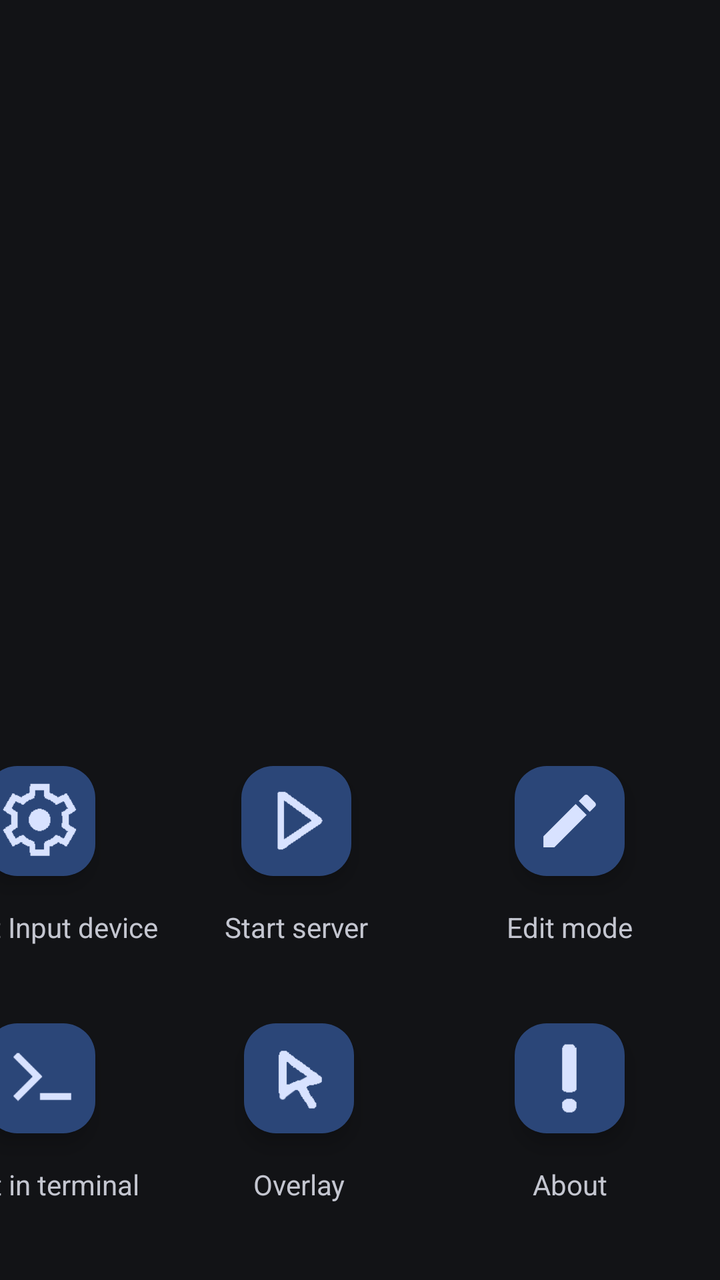
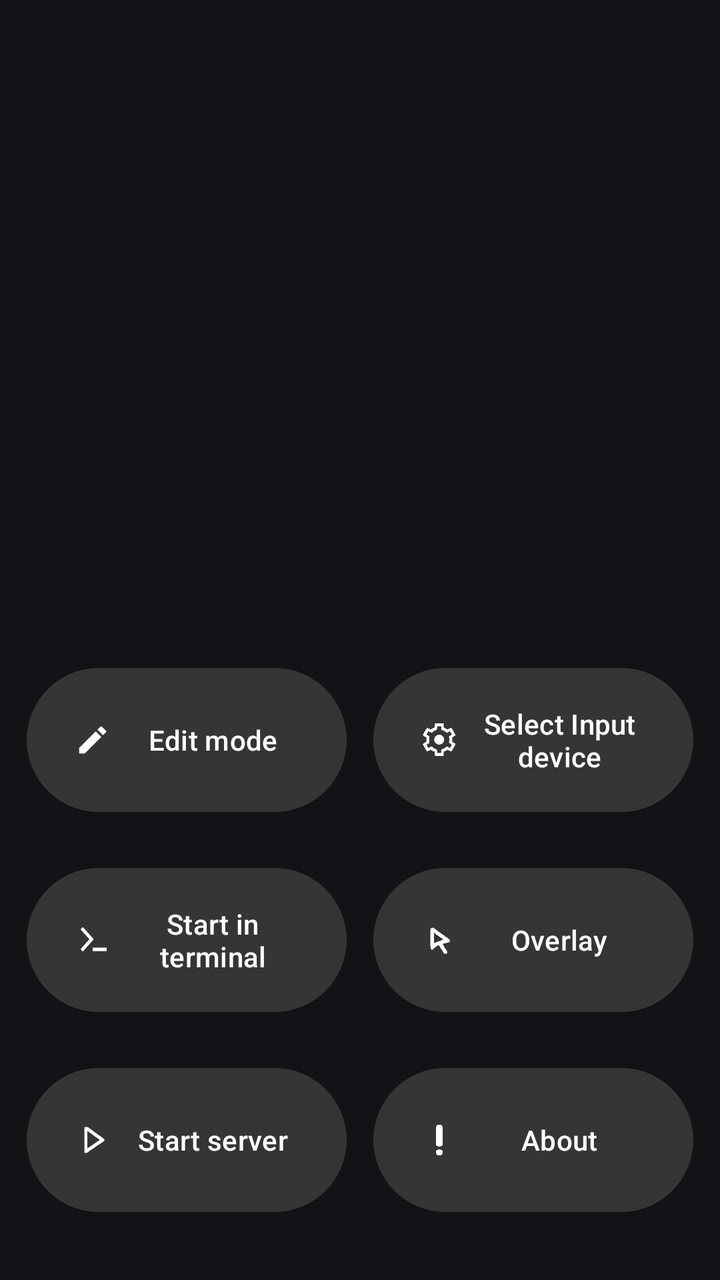

Before-and-after screenshots of an Android layout around one commit, followed by the original layout XML and the change that was made.
<!-- AndroidManifest.xml: application theme Theme.XtMapper -->
<!-- res/layout/activity_main.xml -->
<?xml version="1.0" encoding="utf-8"?>
<androidx.constraintlayout.widget.ConstraintLayout xmlns:android="http://schemas.android.com/apk/res/android"
    xmlns:app="http://schemas.android.com/apk/res-auto"
    xmlns:tools="http://schemas.android.com/tools"
    android:id="@+id/activity_main"
    android:layout_width="match_parent"
    android:layout_height="match_parent"
    tools:context=".MainActivity"
    tools:ignore="ContentDescription,SpUsage">

    <TextView
        android:id="@+id/cmdview"
        android:layout_width="200dp"
        android:layout_height="0dp"
        android:layout_marginVertical="10dp"
        android:layout_marginEnd="10dp"
        android:gravity="bottom"
        android:textAppearance="@android:style/TextAppearance.Material.Large"
        android:textSize="16sp"
        app:layout_constraintBottom_toTopOf="@id/constrained"
        app:layout_constraintRight_toRightOf="@+id/activity_main"
        app:layout_constraintTop_toTopOf="parent" />

    <TextView
        android:id="@+id/cmdview2"
        android:layout_width="0dp"
        android:layout_height="0dp"
        android:layout_marginTop="10dp"
        android:layout_marginEnd="10dp"
        android:layout_marginBottom="5dp"
        android:gravity="bottom"
        android:maxLines="8"
        app:layout_constraintBottom_toTopOf="@id/cmdview3"
        app:layout_constraintLeft_toLeftOf="@id/constrained"
        app:layout_constraintRight_toLeftOf="@+id/cmdview"
        app:layout_constraintTop_toTopOf="parent" />

    <TextView
        android:id="@+id/cmdview3"
        android:layout_width="0dp"
        android:layout_height="0dp"
        android:layout_marginTop="5dp"
        android:layout_marginEnd="10dp"
        android:layout_marginBottom="10dp"
        android:gravity="bottom"
        android:maxLines="8"
        app:layout_constraintBottom_toTopOf="@id/constrained"
        app:layout_constraintLeft_toLeftOf="@id/constrained"
        app:layout_constraintRight_toLeftOf="@+id/cmdview"
        app:layout_constraintTop_toBottomOf="@id/cmdview2" />

    <androidx.constraintlayout.widget.ConstraintLayout
        android:id="@+id/constrained"
        android:layout_width="400dp"
        android:layout_height="257dp"
        app:layout_constraintBottom_toBottomOf="parent"
        app:layout_constraintEnd_toEndOf="parent">

        <androidx.constraintlayout.widget.Barrier
            android:id="@+id/barrierVertical"
            android:layout_width="0dp"
            android:layout_height="0dp"
            android:orientation="vertical"
            app:barrierDirection="right"
            app:constraint_referenced_ids="L1, L2"
            tools:layout_editor_absoluteX="125dp" />

        <androidx.constraintlayout.widget.Barrier
            android:id="@+id/barrierVertical2"
            android:layout_width="0dp"
            android:layout_height="0dp"
            android:orientation="vertical"
            app:barrierDirection="right"
            app:constraint_referenced_ids="R2, L2"
            tools:layout_editor_absoluteX="125dp" />

        <FrameLayout
            android:id="@+id/L1"
            android:layout_width="120dp"
            android:layout_height="90dp"
            android:layout_gravity="bottom|end"
            android:layout_marginEnd="10dp"
            android:layout_marginBottom="128dp"
            app:layout_constraintLeft_toLeftOf="parent">

            <com.google.android.material.floatingactionbutton.FloatingActionButton
                android:id="@+id/config_pointer"
                android:layout_width="wrap_content"
                android:layout_height="wrap_content"
                android:layout_gravity="top|center"
                android:scaleType="centerInside"
                android:src="@drawable/settings"
                app:fabCustomSize="55dp"
                app:maxImageSize="40dp"
                tools:ignore="ContentDescription" />

            <TextView
                android:layout_width="match_parent"
                android:layout_height="wrap_content"
                android:layout_gravity="bottom|center"
                android:elevation="16dp"
                android:text="@string/configure"
                android:textAlignment="center"
                android:textAppearance="?android:attr/textAppearanceMedium"
                android:textSize="14dp" />
        </FrameLayout>


        <FrameLayout
            android:id="@+id/R1"
            android:layout_width="120dp"
            android:layout_height="90dp"
            android:layout_gravity="bottom|end"
            app:layout_constraintHorizontal_bias="0.051"
            app:layout_constraintLeft_toRightOf="@+id/barrierVertical"
            app:layout_constraintRight_toRightOf="parent"
            app:layout_constraintTop_toTopOf="parent">

            <com.google.android.material.floatingactionbutton.FloatingActionButton
                android:id="@+id/startServer"
                android:layout_width="wrap_content"
                android:layout_height="wrap_content"
                android:layout_gravity="top|center"
                android:scaleType="centerInside"
                android:src="@drawable/start"
                app:fabCustomSize="55dp"
                app:maxImageSize="40dp"/>

            <TextView
                android:layout_width="wrap_content"
                android:layout_height="wrap_content"
                android:layout_gravity="bottom|center"
                android:elevation="16dp"
                android:text="@string/start_server"
                android:textAppearance="?android:attr/textAppearanceMedium"
                android:textSize="14dp" />
        </FrameLayout>

        <androidx.constraintlayout.widget.Barrier
            android:id="@+id/barrier1"
            android:layout_width="0dp"
            android:layout_height="0dp"
            android:orientation="horizontal"
            app:barrierDirection="bottom"
            app:constraint_referenced_ids="L1, R1"
            tools:layout_editor_absoluteY="44dp" />


        <FrameLayout
            android:id="@+id/L2"
            android:layout_width="120dp"
            android:layout_height="90dp"
            android:layout_gravity="bottom|end"
            app:layout_constraintBottom_toBottomOf="parent"
            app:layout_constraintLeft_toLeftOf="parent"
            app:layout_constraintTop_toBottomOf="@id/barrier1">

            <com.google.android.material.floatingactionbutton.FloatingActionButton
                android:id="@+id/startServerM"
                android:layout_width="wrap_content"
                android:layout_height="wrap_content"
                android:layout_gravity="top|center"
                android:scaleType="centerInside"
                android:src="@drawable/terminal"
                app:fabCustomSize="55dp"
                app:maxImageSize="40dp"/>

            <TextView
                android:layout_width="wrap_content"
                android:layout_height="wrap_content"
                android:layout_gravity="bottom|center"
                android:elevation="16dp"
                android:text="@string/start_server_manual"
                android:textAppearance="?android:attr/textAppearanceMedium"
                android:textSize="14dp"
                tools:ignore="SpUsage" />
        </FrameLayout>

        <FrameLayout
            android:id="@+id/R2"
            android:layout_width="120dp"
            android:layout_height="90dp"
            android:layout_gravity="bottom|end"
            app:layout_constraintBottom_toBottomOf="parent"
            app:layout_constraintHorizontal_bias="0.058"
            app:layout_constraintLeft_toRightOf="@+id/barrierVertical"
            app:layout_constraintRight_toRightOf="parent"
            app:layout_constraintTop_toBottomOf="@id/barrier1">

            <com.google.android.material.floatingactionbutton.FloatingActionButton
                android:id="@+id/startPointer"
                android:layout_width="wrap_content"
                android:layout_height="wrap_content"
                android:layout_gravity="top|center"
                android:scaleType="centerInside"
                android:src="@drawable/touch_p"
                app:fabCustomSize="55dp"
                app:maxImageSize="40dp"/>

            <TextView
                android:layout_width="wrap_content"
                android:layout_height="wrap_content"
                android:layout_gravity="bottom|center"
                android:elevation="16dp"
                android:text="@string/start_touch_pointer"
                android:textAppearance="?android:attr/textAppearanceMedium"
                android:textSize="14dp" />
        </FrameLayout>

        <FrameLayout
            android:id="@+id/R3"
            android:layout_width="120dp"
            android:layout_height="90dp"
            android:layout_gravity="bottom|end"
            app:layout_constraintBottom_toBottomOf="parent"
            app:layout_constraintLeft_toRightOf="@+id/barrierVertical2"
            app:layout_constraintRight_toRightOf="parent"
            app:layout_constraintTop_toBottomOf="@id/barrier1">

            <com.google.android.material.floatingactionbutton.FloatingActionButton
                android:id="@+id/about_button"
                android:layout_width="wrap_content"
                android:layout_height="wrap_content"
                android:layout_gravity="top|center"
                android:scaleType="centerInside"
                android:src="@drawable/about"
                app:fabCustomSize="55dp"
                app:maxImageSize="40dp"/>

            <TextView
                android:layout_width="wrap_content"
                android:layout_height="wrap_content"
                android:layout_gravity="bottom|center"
                android:elevation="16dp"
                android:text="@string/about_info"
                android:textAppearance="?android:attr/textAppearanceMedium"
                android:textSize="14dp" />
        </FrameLayout>

        <FrameLayout
            android:id="@+id/L3"
            android:layout_width="120dp"
            android:layout_height="90dp"
            android:layout_gravity="bottom|end"
            app:layout_constraintLeft_toRightOf="@+id/barrierVertical2"
            app:layout_constraintRight_toRightOf="parent"
            app:layout_constraintTop_toTopOf="parent">

            <com.google.android.material.floatingactionbutton.FloatingActionButton
                android:id="@+id/start_editor"
                android:layout_width="wrap_content"
                android:layout_height="wrap_content"
                android:layout_gravity="top|center"
                android:scaleType="centerInside"
                android:src="@drawable/ic_create_white_24dp"
                app:fabCustomSize="55dp"
                app:maxImageSize="35dp"/>

            <TextView
                android:layout_width="wrap_content"
                android:layout_height="wrap_content"
                android:layout_gravity="bottom|center"
                android:elevation="16dp"
                android:text="@string/edit_keymap"
                android:textAppearance="?android:attr/textAppearanceMedium"
                android:textSize="14dp" />
        </FrameLayout>

    </androidx.constraintlayout.widget.ConstraintLayout>

</androidx.constraintlayout.widget.ConstraintLayout>
<!-- resources referenced by this layout -->
<resources>
  <!-- drawable about: png bitmap (drawable, 2834 bytes) -->
  <!-- drawable ic_create_white_24dp (drawable) -->
  <vector
      android:tint="#FFFFFF"
      android:viewportHeight="24.0" android:viewportWidth="24.0"
      android:width="24dp" android:height="24dp"
      xmlns:android="http://schemas.android.com/apk/res/android">
      <path android:fillColor="#FFFFFFFF"
          android:pathData="M3,17.25V21h3.75L17.81,9.94l-3.75,-3.75L3,17.25zM20.71,7.04c0.39,-0.39 0.39,-1.02 0,-1.41l-2.34,-2.34c-0.39,-0.39 -1.02,-0.39 -1.41,0l-1.83,1.83 3.75,3.75 1.83,-1.83z"/>
  </vector>
  <!-- drawable settings: png bitmap (drawable, 6008 bytes) -->
  <!-- drawable start: png bitmap (drawable, 13620 bytes) -->
  <!-- drawable terminal: png bitmap (drawable, 654 bytes) -->
  <!-- drawable touch_p: png bitmap (drawable, 21286 bytes) -->
  <string name="about_info">About</string>
  <string name="configure">Select Input device</string>
  <string name="edit_keymap">Edit mode</string>
  <string name="start_server">Start server</string>
  <string name="start_server_manual">Start in terminal</string>
  <string name="start_touch_pointer">Overlay</string>
  <style name="Theme.XtMapper" parent="Theme.Material3.DynamicColors.Dark">
          
          <item name="colorPrimary">@color/purple_500</item>
          <item name="colorPrimaryVariant">@color/purple_700</item>
          <item name="colorOnPrimary">@color/white</item>
          
          <item name="colorSecondary">@color/teal_200</item>
          <item name="colorSecondaryVariant">@color/teal_700</item>
          <item name="colorOnSecondary">@color/black</item>
          
          <item name="android:statusBarColor">?attr/colorPrimaryVariant</item>
          
  
  
      </style>
  <color name="purple_500">#FF6200EE</color>
  <color name="purple_700">#FF3700B3</color>
  <color name="white">#FFFFFFFF</color>
  <color name="teal_200">#FF03DAC5</color>
  <color name="teal_700">#FF018786</color>
  <color name="black">#FF000000</color>
</resources>

<!-- the commit's change to res/layout/activity_main.xml (unified diff, before → after) -->
@@ -51,220 +51,80 @@
 
     <androidx.constraintlayout.widget.ConstraintLayout
         android:id="@+id/constrained"
-        android:layout_width="400dp"
-        android:layout_height="257dp"
-        app:layout_constraintBottom_toBottomOf="parent"
-        app:layout_constraintEnd_toEndOf="parent">
+        android:layout_width="match_parent"
+        android:layout_height="wrap_content"
+        android:layout_marginBottom="20dp"
+        app:layout_constraintBottom_toBottomOf="parent">
 
-        <androidx.constraintlayout.widget.Barrier
-            android:id="@+id/barrierVertical"
-            android:layout_width="0dp"
-            android:layout_height="0dp"
+
+        <LinearLayout
+            android:id="@+id/L2"
+            android:layout_width="160dp"
+            android:layout_height="match_parent"
             android:orientation="vertical"
-            app:barrierDirection="right"
-            app:constraint_referenced_ids="L1, L2"
-            tools:layout_editor_absoluteX="125dp" />
+            app:layout_constraintLeft_toRightOf="@id/L1"
+            app:layout_constraintRight_toRightOf="parent">
 
-        <androidx.constraintlayout.widget.Barrier
-            android:id="@+id/barrierVertical2"
-            android:layout_width="0dp"
-            android:layout_height="0dp"
-            android:orientation="vertical"
-            app:barrierDirection="right"
-            app:constraint_referenced_ids="R2, L2"
-            tools:layout_editor_absoluteX="125dp" />
-
-        <FrameLayout
-            android:id="@+id/L1"
-            android:layout_width="120dp"
-            android:layout_height="90dp"
-            android:layout_gravity="bottom|end"
-            android:layout_marginEnd="10dp"
-            android:layout_marginBottom="128dp"
-            app:layout_constraintLeft_toLeftOf="parent">
-
-            <com.google.android.material.floatingactionbutton.FloatingActionButton
+            <Button
                 android:id="@+id/config_pointer"
-                android:layout_width="wrap_content"
-                android:layout_height="wrap_content"
-                android:layout_gravity="top|center"
-                android:scaleType="centerInside"
-                android:src="@drawable/settings"
-                app:fabCustomSize="55dp"
-                app:maxImageSize="40dp"
+                android:layout_width="match_parent"
+                android:layout_height="80dp"
+                android:layout_marginVertical="10dp"
+                android:text="@string/configure"
+                app:icon="@drawable/settings"
                 tools:ignore="ContentDescription" />
 
-            <TextView
+            <Button
+                android:id="@+id/startPointer"
                 android:layout_width="match_parent"
-                android:layout_height="wrap_content"
-                android:layout_gravity="bottom|center"
-                android:elevation="16dp"
-                android:text="@string/configure"
-                android:textAlignment="center"
-                android:textAppearance="?android:attr/textAppearanceMedium"
-                android:textSize="14dp" />
-        </FrameLayout>
+                android:layout_height="80dp"
+                android:layout_marginVertical="10dp"
+                android:text="@string/start_touch_pointer"
+                app:icon="@drawable/touch_p" />
+
+            <Button
+                android:id="@+id/about_button"
+                android:layout_width="match_parent"
+                android:layout_height="80dp"
+                android:layout_marginVertical="10dp"
+                android:text="@string/about_info"
+                app:icon="@drawable/about" />
+        </LinearLayout>
 
 
-        <FrameLayout
-            android:id="@+id/R1"
-            android:layout_width="120dp"
-            android:layout_height="90dp"
-            android:layout_gravity="bottom|end"
-            app:layout_constraintHorizontal_bias="0.051"
-            app:layout_constraintLeft_toRightOf="@+id/barrierVertical"
-            app:layout_constraintRight_toRightOf="parent"
-            app:layout_constraintTop_toTopOf="parent">
+        <LinearLayout
+            android:id="@+id/L1"
+            android:layout_width="160dp"
+            android:layout_height="match_parent"
+            android:orientation="vertical"
+            app:layout_constraintLeft_toLeftOf="parent"
+            app:layout_constraintRight_toLeftOf="@id/L2">
 
-            <com.google.android.material.floatingactionbutton.FloatingActionButton
+            <Button
+                android:id="@+id/start_editor"
+                android:layout_width="match_parent"
+                android:layout_height="80dp"
+                android:layout_marginVertical="10dp"
+                android:text="@string/edit_keymap"
+                app:icon="@drawable/ic_create_white_24dp" />
+
+            <Button
+                android:id="@+id/startServerM"
+                android:layout_width="match_parent"
+                android:layout_height="80dp"
+                android:layout_marginVertical="10dp"
+                android:text="@string/start_server_manual"
+                app:icon="@drawable/terminal" />
+
+            <Button
                 android:id="@+id/startServer"
-                android:layout_width="wrap_content"
-                android:layout_height="wrap_content"
-                android:layout_gravity="top|center"
-                android:scaleType="centerInside"
-                android:src="@drawable/start"
-                app:fabCustomSize="55dp"
-                app:maxImageSize="40dp"/>
+                android:layout_width="match_parent"
+                android:layout_height="80dp"
+                android:layout_marginVertical="10dp"
+                android:text="@string/start_server"
+                app:icon="@drawable/start" />
 
-            <TextView
-                android:layout_width="wrap_content"
-                android:layout_height="wrap_content"
-                android:layout_gravity="bottom|center"
-                android:elevation="16dp"
-                android:text="@string/start_server"
-                android:textAppearance="?android:attr/textAppearanceMedium"
-                android:textSize="14dp" />
-        </FrameLayout>
-
-        <androidx.constraintlayout.widget.Barrier
-            android:id="@+id/barrier1"
-            android:layout_width="0dp"
-            android:layout_height="0dp"
-            android:orientation="horizontal"
-            app:barrierDirection="bottom"
-            app:constraint_referenced_ids="L1, R1"
-            tools:layout_editor_absoluteY="44dp" />
-
-
-        <FrameLayout
-            android:id="@+id/L2"
-            android:layout_width="120dp"
-            android:layout_height="90dp"
-            android:layout_gravity="bottom|end"
-            app:layout_constraintBottom_toBottomOf="parent"
-            app:layout_constraintLeft_toLeftOf="parent"
-            app:layout_constraintTop_toBottomOf="@id/barrier1">
-
-            <com.google.android.material.floatingactionbutton.FloatingActionButton
-                android:id="@+id/startServerM"
-                android:layout_width="wrap_content"
-                android:layout_height="wrap_content"
-                android:layout_gravity="top|center"
-                android:scaleType="centerInside"
-                android:src="@drawable/terminal"
-                app:fabCustomSize="55dp"
-                app:maxImageSize="40dp"/>
-
-            <TextView
-                android:layout_width="wrap_content"
-                android:layout_height="wrap_content"
-                android:layout_gravity="bottom|center"
-                android:elevation="16dp"
-                android:text="@string/start_server_manual"
-                android:textAppearance="?android:attr/textAppearanceMedium"
-                android:textSize="14dp"
-                tools:ignore="SpUsage" />
-        </FrameLayout>
-
-        <FrameLayout
-            android:id="@+id/R2"
-            android:layout_width="120dp"
-            android:layout_height="90dp"
-            android:layout_gravity="bottom|end"
-            app:layout_constraintBottom_toBottomOf="parent"
-            app:layout_constraintHorizontal_bias="0.058"
-            app:layout_constraintLeft_toRightOf="@+id/barrierVertical"
-            app:layout_constraintRight_toRightOf="parent"
-            app:layout_constraintTop_toBottomOf="@id/barrier1">
-
-            <com.google.android.material.floatingactionbutton.FloatingActionButton
-                android:id="@+id/startPointer"
-                android:layout_width="wrap_content"
-                android:layout_height="wrap_content"
-                android:layout_gravity="top|center"
-                android:scaleType="centerInside"
-                android:src="@drawable/touch_p"
-                app:fabCustomSize="55dp"
-                app:maxImageSize="40dp"/>
-
-            <TextView
-                android:layout_width="wrap_content"
-                android:layout_height="wrap_content"
-                android:layout_gravity="bottom|center"
-                android:elevation="16dp"
-                android:text="@string/start_touch_pointer"
-                android:textAppearance="?android:attr/textAppearanceMedium"
-                android:textSize="14dp" />
-        </FrameLayout>
-
-        <FrameLayout
-            android:id="@+id/R3"
-            android:layout_width="120dp"
-            android:layout_height="90dp"
-            android:layout_gravity="bottom|end"
-            app:layout_constraintBottom_toBottomOf="parent"
-            app:layout_constraintLeft_toRightOf="@+id/barrierVertical2"
-            app:layout_constraintRight_toRightOf="parent"
-            app:layout_constraintTop_toBottomOf="@id/barrier1">
-
-            <com.google.android.material.floatingactionbutton.FloatingActionButton
-                android:id="@+id/about_button"
-                android:layout_width="wrap_content"
-                android:layout_height="wrap_content"
-                android:layout_gravity="top|center"
-                android:scaleType="centerInside"
-                android:src="@drawable/about"
-                app:fabCustomSize="55dp"
-                app:maxImageSize="40dp"/>
-
-            <TextView
-                android:layout_width="wrap_content"
-                android:layout_height="wrap_content"
-                android:layout_gravity="bottom|center"
-                android:elevation="16dp"
-                android:text="@string/about_info"
-                android:textAppearance="?android:attr/textAppearanceMedium"
-                android:textSize="14dp" />
-        </FrameLayout>
-
-        <FrameLayout
-            android:id="@+id/L3"
-            android:layout_width="120dp"
-            android:layout_height="90dp"
-            android:layout_gravity="bottom|end"
-            app:layout_constraintLeft_toRightOf="@+id/barrierVertical2"
-            app:layout_constraintRight_toRightOf="parent"
-            app:layout_constraintTop_toTopOf="parent">
-
-            <com.google.android.material.floatingactionbutton.FloatingActionButton
-                android:id="@+id/start_editor"
-                android:layout_width="wrap_content"
-                android:layout_height="wrap_content"
-                android:layout_gravity="top|center"
-                android:scaleType="centerInside"
-                android:src="@drawable/ic_create_white_24dp"
-                app:fabCustomSize="55dp"
-                app:maxImageSize="35dp"/>
-
-            <TextView
-                android:layout_width="wrap_content"
-                android:layout_height="wrap_content"
-                android:layout_gravity="bottom|center"
-                android:elevation="16dp"
-                android:text="@string/edit_keymap"
-                android:textAppearance="?android:attr/textAppearanceMedium"
-                android:textSize="14dp" />
-        </FrameLayout>
+        </LinearLayout>
 
     </androidx.constraintlayout.widget.ConstraintLayout>
 
<!-- resource entries referenced after the edit -->
@@ -22,8 +22,8 @@
   <string name="start_touch_pointer">Overlay</string>
   <style name="Theme.XtMapper" parent="Theme.Material3.DynamicColors.Dark">
           
-          <item name="colorPrimary">@color/purple_500</item>
-          <item name="colorPrimaryVariant">@color/purple_700</item>
+          <item name="colorPrimary">@color/grey</item>
+          <item name="colorPrimaryVariant">@color/purple_500</item>
           <item name="colorOnPrimary">@color/white</item>
           
           <item name="colorSecondary">@color/teal_200</item>
@@ -35,8 +35,8 @@
   
   
       </style>
+  <color name="grey">#353535</color>
   <color name="purple_500">#FF6200EE</color>
-  <color name="purple_700">#FF3700B3</color>
   <color name="white">#FFFFFFFF</color>
   <color name="teal_200">#FF03DAC5</color>
   <color name="teal_700">#FF018786</color>
